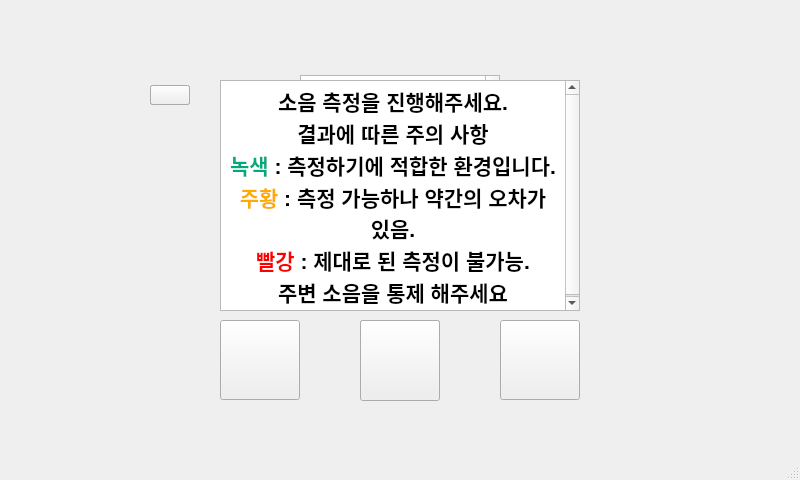
mINUs-capstone-design/Source_Code, file sub.ui: the form before one commit.
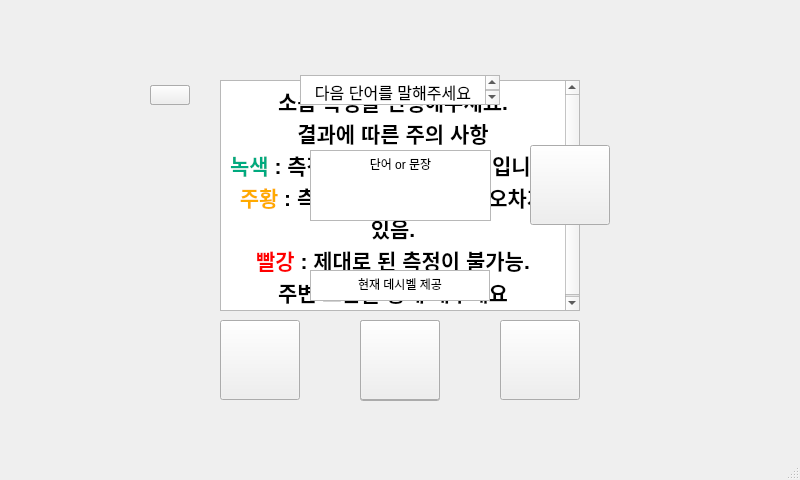
The form after the commit. Icons and pictures are not drawn.

Commit message: Add. 제시된 단어 음성 출력 ui

What changed in the file:
```diff
--- a/sub.ui
+++ b/sub.ui
@@ -172,10 +172,10 @@
     <widget class="QTextBrowser" name="select_word">
      <property name="geometry">
       <rect>
-       <x>360</x>
-       <y>147</y>
-       <width>80</width>
-       <height>31</height>
+       <x>310</x>
+       <y>150</y>
+       <width>181</width>
+       <height>71</height>
       </rect>
      </property>
      <property name="autoFillBackground">
@@ -212,7 +212,7 @@
      <property name="geometry">
       <rect>
        <x>310</x>
-       <y>250</y>
+       <y>270</y>
        <width>180</width>
        <height>31</height>
       </rect>
@@ -247,6 +247,25 @@
       <string/>
      </property>
     </widget>
+    <widget class="QPushButton" name="button_speak_sentense">
+     <property name="geometry">
+      <rect>
+       <x>530</x>
+       <y>145</y>
+       <width>80</width>
+       <height>80</height>
+      </rect>
+     </property>
+     <property name="autoFillBackground">
+      <bool>false</bool>
+     </property>
+     <property name="styleSheet">
+      <string notr="true">border-image:url(:/speak/icons/free-icon-speaker-4347490.png)</string>
+     </property>
+     <property name="text">
+      <string/>
+     </property>
+    </widget>
    </widget>
    <widget class="QWidget" name="checknoise" native="true">
     <property name="geometry">
@@ -527,10 +546,10 @@
    </widget>
    <zorder>loading</zorder>
    <zorder>mainwindow</zorder>
-   <zorder>resultnoise</zorder>
    <zorder>result</zorder>
    <zorder>selectsexual</zorder>
    <zorder>checknoise</zorder>
+   <zorder>resultnoise</zorder>
   </widget>
   <widget class="QMenuBar" name="menubar">
    <property name="geometry">
```
The commit also changes 5 other files.
